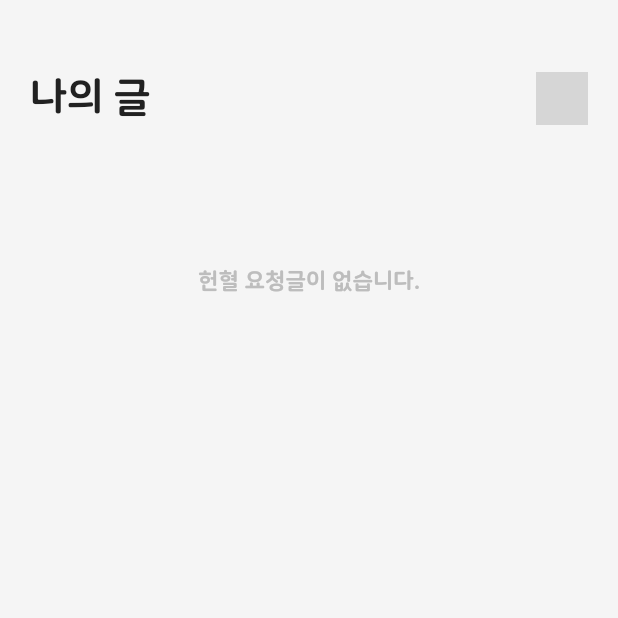
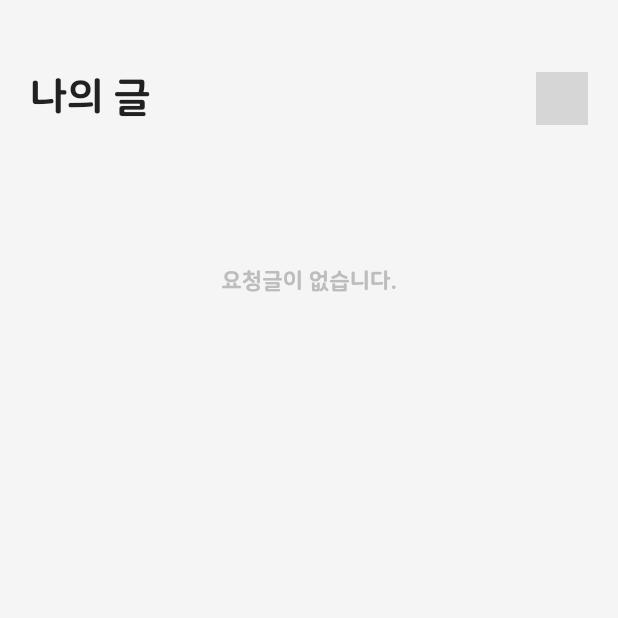
Before and after one commit to GC210GP/flutter-app, a Flutter app: the UserBoardView screen opened directly, on a phone screen of 412 x 824 dp, the top half of it. Run offline on Flutter 3.47's test engine with Material 2 defaults, Android fonts, the phone set to English and light mode, and no system bars; our stand-ins replace carousel_slider, cloud_firestore, firebase_core, firebase_messaging, flutter_local_notifications, fluttertoast and 3 more; missing offline and left inert: jwt_decode; accounts and stored records are empty; network calls fail; grey boxes are pictures that could not be loaded.

Commit message:
헌혈 문구 삭제

```diff
--- a/lib/view/community/user_board_view.dart
+++ b/lib/view/community/user_board_view.dart
@@ -195,7 +195,7 @@ class _UserBoardViewState extends State<UserBoardView> {
                                   height: 100,
                                   alignment: Alignment.bottomCenter,
                                   child: Text(
-                                    "헌혈 요청글이 없습니다.",
+                                    "요청글이 없습니다.",
                                     textAlign: TextAlign.center,
                                     style: TextStyle(
                                       fontFamily: DDFontFamily.nanumSR,
--- a/lib/view/message_view.dart
+++ b/lib/view/message_view.dart
@@ -148,7 +148,7 @@ class _MessageViewState extends State<MessageView> {
           ),
           Center(
             child: DDButton(
-              label: "헌혈방법",
+              label: "도움말",
               height: 30,
               width: 80,
               margin: const EdgeInsets.only(right: 20.0),
--- a/lib/view/signup/signup_page6.dart
+++ b/lib/view/signup/signup_page6.dart
@@ -100,7 +100,7 @@ class _SignPage6State extends State<SignPage6> {
                     const SizedBox(height: 10.0),
                     Center(
                       child: Text(
-                        "SNS 계정을 등록하시면 헌혈자를\n더 빠르게 구할 수 있어요!",
+                        "SNS 계정을 등록해주세요!",
                         textAlign: TextAlign.center,
                         style: TextStyle(
                           fontFamily: DDFontFamily.nanumSR,
```
